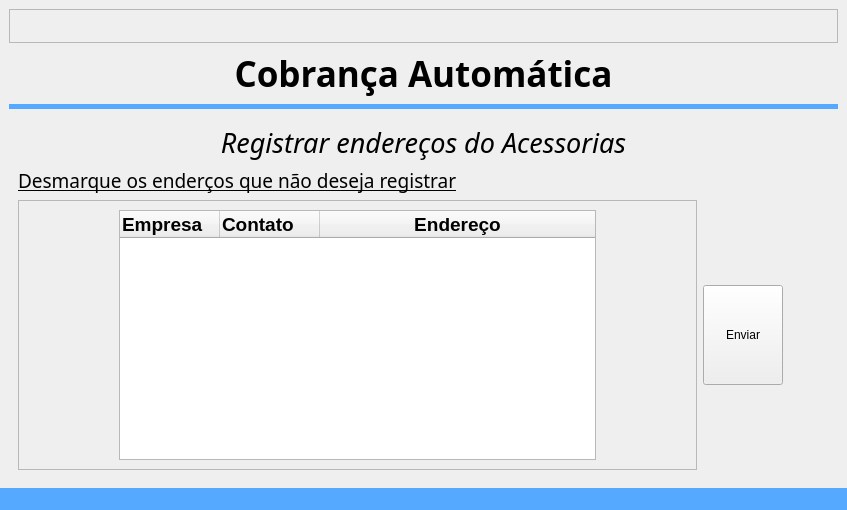
First picture: the form in code/src/ui/window_cobranca.ui, repository Sl3nc/Email_Debt, before the edit.
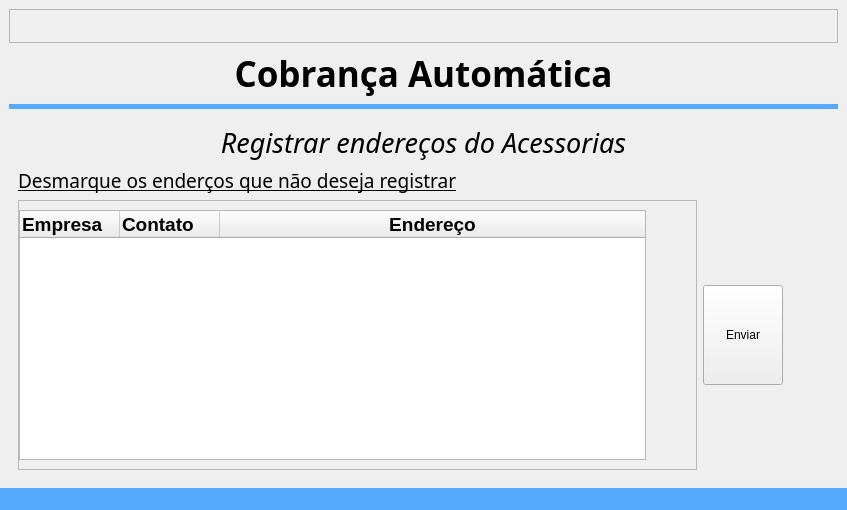
Second picture: the form after the edit. The open tabs and pages were chosen to show the change. Icons and pictures are not drawn.

Commit message: user_acessorias

What changed in the file:
```diff
--- a/code/src/ui/window_cobranca.ui
+++ b/code/src/ui/window_cobranca.ui
@@ -836,10 +836,10 @@
           </property>
           <layout class="QGridLayout" name="gridLayout_17">
            <property name="leftMargin">
-            <number>100</number>
+            <number>0</number>
            </property>
            <property name="rightMargin">
-            <number>100</number>
+            <number>50</number>
            </property>
            <item row="0" column="0">
             <widget class="QTreeWidget" name="treeWidget_contatos">
@@ -866,6 +866,9 @@
                 <bold>true</bold>
                </font>
               </property>
+              <property name="textAlignment">
+               <set>AlignLeading|AlignVCenter</set>
+              </property>
              </column>
              <column>
               <property name="text">
```
Left out of the diff: 2 changed lines with no effect on the pictures. The commit also changes 2 other files.
